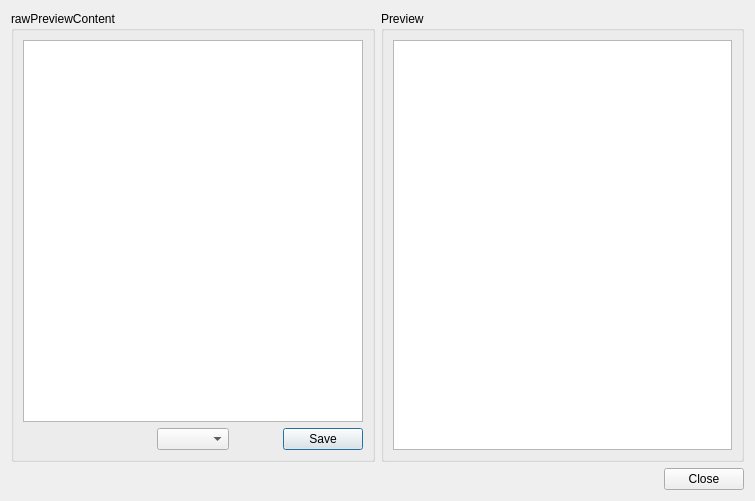
First picture: the form in ui/reportpreview.ui, repository iTranscend/xRecog, before the edit.
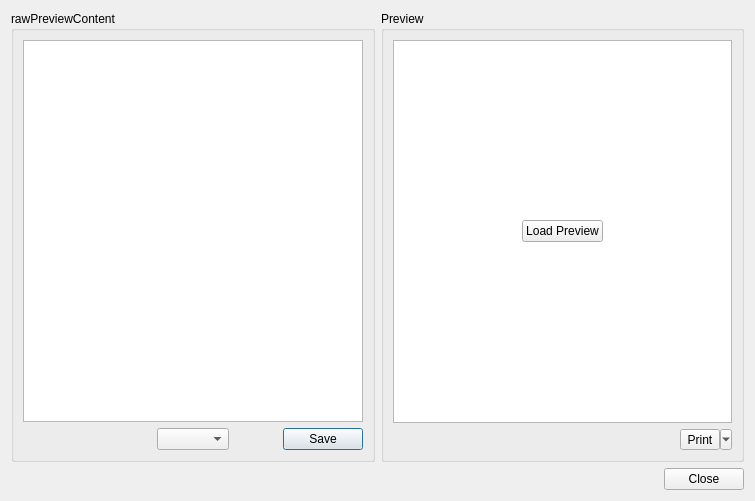
Second picture: the form after the edit. Icons and pictures are not drawn.

Commit message: Add print toolbar to report preview window

What changed in the file:
```diff
--- a/ui/reportpreview.ui
+++ b/ui/reportpreview.ui
@@ -73,6 +73,35 @@
           </property>
          </widget>
         </item>
+        <item row="0" column="0" alignment="Qt::AlignHCenter">
+         <widget class="QPushButton" name="loadPreviewButton">
+          <property name="text">
+           <string>Load Preview</string>
+          </property>
+          <property name="icon">
+           <iconset theme="reload">
+            <normaloff>.</normaloff>.</iconset>
+          </property>
+         </widget>
+        </item>
+        <item row="1" column="0" alignment="Qt::AlignRight">
+         <widget class="QToolButton" name="printButton">
+          <property name="text">
+           <string>Print</string>
+          </property>
+          <property name="icon">
+           <iconset theme="document-print">
+            <normaloff>.</normaloff>.</iconset>
+          </property>
+          <property name="popupMode">
+           <enum>QToolButton::MenuButtonPopup</enum>
+          </property>
+          <property name="toolButtonStyle">
+           <enum>Qt::ToolButtonTextBesideIcon</enum>
+          </property>
+          <addaction name="actionPrintPreview"/>
+         </widget>
+        </item>
        </layout>
       </widget>
      </item>
```
Left out of the diff: 8 changed lines with no effect on the pictures. The commit also changes 1 other file.
